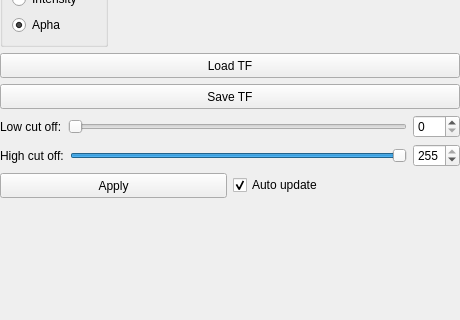
ma-tech/WlzQtApps, file TransferFunctionWidget.ui: the form before one commit; both pictures show x 0 to 460 and y 237 to 557 of the 460 by 557 pixel window.
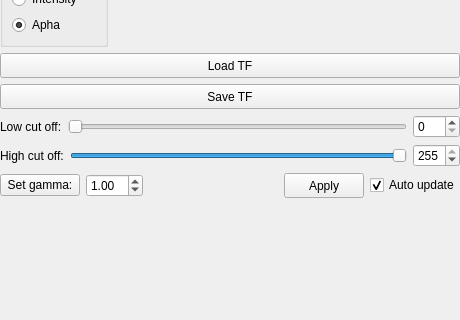
The form after the commit.

Commit message: Added Gamma button

Diff of the .ui file:
```diff
--- a/TransferFunctionWidget.ui
+++ b/TransferFunctionWidget.ui
@@ -285,6 +285,39 @@
     </item>
     <item>
      <layout class="QHBoxLayout" name="horizontalLayout_5">
+      <item>
+       <widget class="QPushButton" name="pushButtonGamma">
+        <property name="text">
+         <string>Set gamma:</string>
+        </property>
+       </widget>
+      </item>
+      <item>
+       <widget class="QDoubleSpinBox" name="doubleSpinBoxGamma">
+        <property name="maximum">
+         <double>10.000000000000000</double>
+        </property>
+        <property name="singleStep">
+         <double>0.010000000000000</double>
+        </property>
+        <property name="value">
+         <double>1.000000000000000</double>
+        </property>
+       </widget>
+      </item>
+      <item>
+       <spacer name="horizontalSpacer">
+        <property name="orientation">
+         <enum>Qt::Horizontal</enum>
+        </property>
+        <property name="sizeHint" stdset="0">
+         <size>
+          <width>40</width>
+          <height>20</height>
+         </size>
+        </property>
+       </spacer>
+      </item>
       <item>
        <widget class="QPushButton" name="pushButtonUpdate">
         <property name="sizePolicy">
```
The commit also changes 2 other files.
